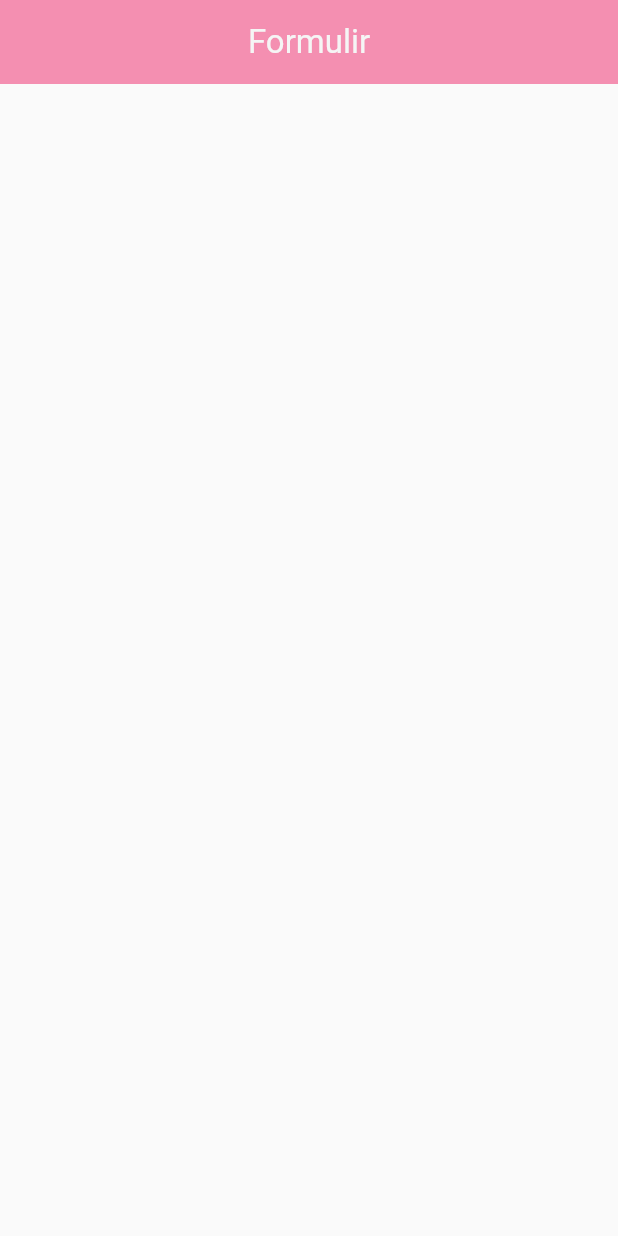
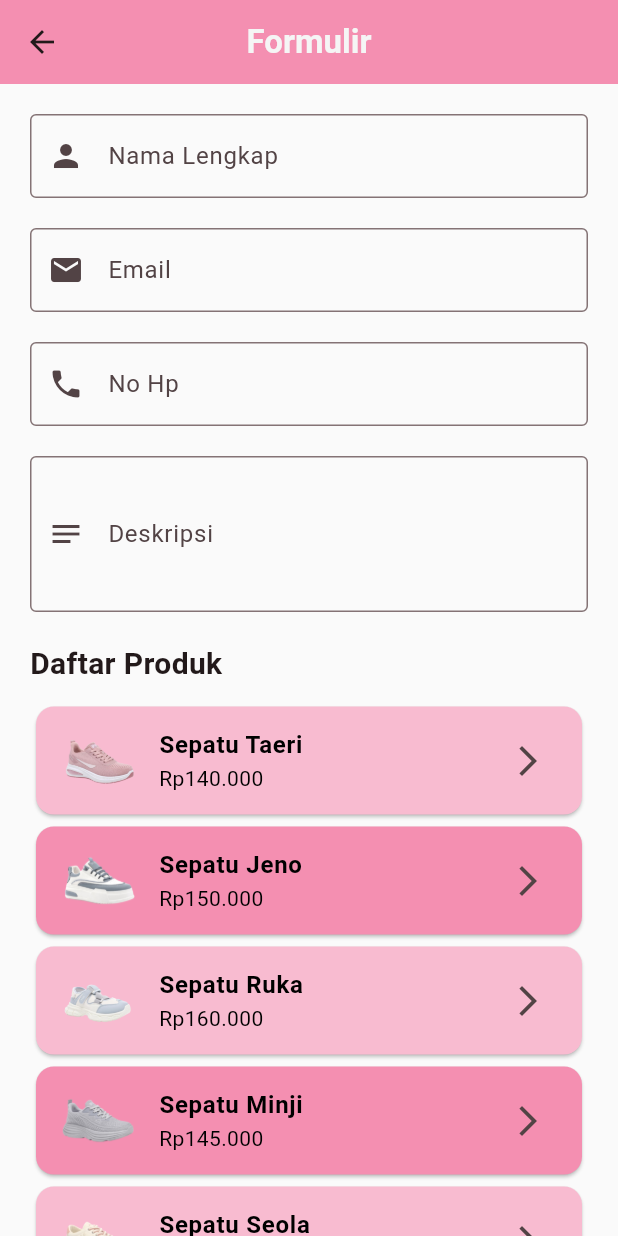
Before and after one commit to DestyAlamanda/ppkd_d_3, a Flutter app: the TugasEmpat screen opened directly, on a phone screen of 412 x 824 dp. Run offline on Flutter 3.47's test engine with Material 3 defaults, Android fonts, the phone set to English and light mode, and no system bars.

Commit message:
final task [Tugas 3&4 Flutter]

```diff
--- a/lib/main.dart
+++ b/lib/main.dart
@@ -18,10 +18,10 @@ class MyApp extends StatelessWidget {
       title: 'Flutter Demo',
       debugShowCheckedModeBanner: false,
       theme: ThemeData(
-        // colorScheme: ColorScheme.fromSeed(seedColor: Colors.deepPurple),
+        colorScheme: ColorScheme.fromSeed(seedColor: Colors.pink),
         // fontFamily: "Poppins"
       ),
-      home: TugasEmpat()
+      home: TugasTiga()
     );
   }
 }
--- a/lib/tugas_3/tugas_3_flutter.dart
+++ b/lib/tugas_3/tugas_3_flutter.dart
@@ -9,53 +9,66 @@ class TugasTiga extends StatelessWidget {
       backgroundColor: Colors.grey[50],
       appBar: AppBar(
         title: Text("Formulir",
-        style: TextStyle(color: Colors.grey[100])),
+        style: TextStyle(color: Colors.grey[100], fontWeight: FontWeight.bold )),
         backgroundColor: Colors.pink[200],
         centerTitle: true
         ),
         body: SingleChildScrollView(
           child: Column(
             children: [
-            Padding(padding: EdgeInsetsGeometry.symmetric(horizontal: 50, vertical: 10)),
-            SizedBox(height: 20),
             Padding(
-              padding: EdgeInsets.symmetric(vertical: 20, horizontal: 10),
+              padding: EdgeInsets.symmetric(vertical: 20, horizontal: 20),
               child: Column(
                 children: [
                   TextField(
                     decoration: InputDecoration(
+                      prefixIcon: Icon(
+                        Icons.person
+                      ),
                       labelText: 'Nama Lengkap',
                       border: OutlineInputBorder()),
+                      keyboardType: TextInputType.name,
                       ),
                       SizedBox(height: 20),
                       TextField(
                     decoration: InputDecoration(
+                      prefixIcon: Icon(
+                        Icons.email
+                      ),
                       labelText: 'Email',
                       border: OutlineInputBorder()),
+                      keyboardType: TextInputType.emailAddress,
                       ),
                       SizedBox(height: 20),
                       TextField(
                     decoration: InputDecoration(
+                      prefixIcon: Icon(
+                        Icons.phone
+                      ),
                       labelText: 'No Hp',
                       border: OutlineInputBorder()),
+                      keyboardType: TextInputType.phone,
                       ),
                       SizedBox(height: 20),
                       TextField(
                     decoration: InputDecoration(
+                      prefixIcon: Icon(
+                        Icons.notes
+                      ),
                       labelText: 'Deskripsi',
                       border: OutlineInputBorder()),
+                      maxLines: 3,
                       ),
-                    SizedBox(height: 30),
+                    SizedBox(height: 15),
                     Text("Galeri",
-                    style: TextStyle(fontSize: 30, fontWeight: FontWeight.bold, color: Colors.grey),
+                    style: TextStyle(fontSize: 28, fontWeight: FontWeight.bold, color: Colors.grey),
                     ),
-                    SizedBox(height: 30),
+                    SizedBox(height: 10),
                     GridView.count(
                       shrinkWrap: true,
-                      padding: EdgeInsets.all(8.0),
                       crossAxisCount: 2,
-                      mainAxisSpacing: 4,
-                      crossAxisSpacing: 4,
+                      mainAxisSpacing: 10,
+                      crossAxisSpacing: 10,
                       children: [
                         Stack(
                           children: [
--- a/lib/tugas_4/tugas_4_flutter.dart
+++ b/lib/tugas_4/tugas_4_flutter.dart
@@ -9,10 +9,151 @@ class TugasEmpat extends StatelessWidget {
       backgroundColor: Colors.grey[50],
       appBar: AppBar(
         title: Text("Formulir",
-        style: TextStyle(color: Colors.grey[100])),
+        style: TextStyle(color: Colors.grey[100], fontWeight: FontWeight.bold )),
         backgroundColor: Colors.pink[200],
         centerTitle: true
         ),
+      body: ListView(
+        padding: EdgeInsets.all(20),
+        children: [
+          TextField(
+            decoration: InputDecoration(
+              prefixIcon: Icon(Icons.person),
+              labelText: 'Nama Lengkap',
+              border: OutlineInputBorder(),
+            ),
+            keyboardType: TextInputType.name,
+          ),
+          SizedBox(height: 20),
+          TextField(
+            decoration: InputDecoration(
+              prefixIcon: Icon(Icons.email),
+              labelText: 'Email',
+              border: OutlineInputBorder(),
+            ),
+            keyboardType: TextInputType.emailAddress,
+          ),
+          SizedBox(height: 20),
+          TextField(
+            decoration: InputDecoration(
+              prefixIcon: Icon(Icons.phone),
+              labelText: 'No Hp',
+              border: OutlineInputBorder(),
+            ),
+            keyboardType: TextInputType.phone,
+          ),
+          SizedBox(height: 20),
+          TextField(
+            decoration: InputDecoration(
+              prefixIcon: Icon(Icons.notes),
+              labelText: 'Deskripsi',
+              border: OutlineInputBorder(),
+            ),
+            maxLines: 3,
+          ),
+          SizedBox(height: 20),
+          Text("Daftar Produk", style: TextStyle(fontSize: 20, fontWeight: FontWeight.bold)),
+          SizedBox(height: 10),
+          // List of items
+          Card(
+            color: Colors.pink[100],
+            child: ListTile(
+              leading: Image.asset(
+                'assets/photos/taeri.png',
+                width: 50,
+                height: 50,
+              ),
+              title: Text("Sepatu Taeri",
+              style: TextStyle(
+                color: Colors.black,
+                  fontWeight: FontWeight.bold,)
+                ),
+              subtitle: Text("Rp140.000",
+              style: TextStyle(color: Colors.black)),
+              trailing: Icon(Icons.arrow_forward_ios),
+              onTap: () {},
+            ),
+          ),
+          Card(
+            color: Colors.pink[200],
+            child: ListTile(
+              leading: Image.asset(
+                'assets/photos/jeno.png',
+                width: 50,
+                height: 50,
+              ),
+              title: Text("Sepatu Jeno",
+              style: TextStyle(
+                color: Colors.black,
+                  fontWeight: FontWeight.bold)
+                  ),
+              subtitle: Text("Rp150.000",
+              style: TextStyle(color: Colors.black)),
+              trailing: Icon(Icons.arrow_forward_ios),
+              onTap: () {},
+            ),
+          ),
+          Card(
+            color: Colors.pink[100],
+            child: ListTile(
+              leading: Image.asset(
+                'assets/photos/ruka.png',
+                width: 50,
+                height: 50,
+              ),
+              title: Text("Sepatu Ruka",
+              style: TextStyle(
+                color: Colors.black,
+                  fontWeight: FontWeight.bold)
+                  ),
+              subtitle: Text("Rp160.000",
+              style: TextStyle(color: Colors.black)),
+              trailing: Icon(Icons.arrow_forward_ios),
+              onTap: () {},
+            ),
+          ),
+          Card(
+            color: Colors.pink[200],
+            child: ListTile(
+              leading: Image.asset(
+                'assets/photos/minji.png',
+                width: 50,
+                height: 50,
+              ),
+              title: Text("Sepatu Minji",
+              style: TextStyle(
+                color: Colors.black,
+                  fontWeight: FontWeight.bold)
+              ),
+              subtitle: Text("Rp145.000",
+              style: TextStyle(color: Colors.black)),
+              trailing: Icon(Icons.arrow_forward_ios),
+              onTap: () {},
+            ),
+          ),
+          Card(
+            color: Colors.pink[100],
+            child: ListTile(
+              leading: Image.asset(
+                'assets/photos/seola.png',
+                width: 50,
+                height: 50,
+              ),
+              title: Text("Sepatu Seola",
+                style: TextStyle(
+                  color: Colors.black,
+                  fontWeight: FontWeight.bold,
+                ),
+              ),
+              subtitle: Text("Rp155.000",
+                style: TextStyle(color: Colors.black),
+              ),
+              trailing: Icon(Icons.arrow_forward_ios),
+              onTap: () {},
+            ),
+          ),
+        ],
+      ),
     );
   }
 }
```
Also changed, not shown: pubspec.yaml (+7 -0 lines), assets/photos/jeno.png (added), assets/photos/minji.png (added), assets/photos/ruka.png (added), assets/photos/seola.png (added), assets/photos/taeri.png (added), assets/photos/yuta.png (added).
